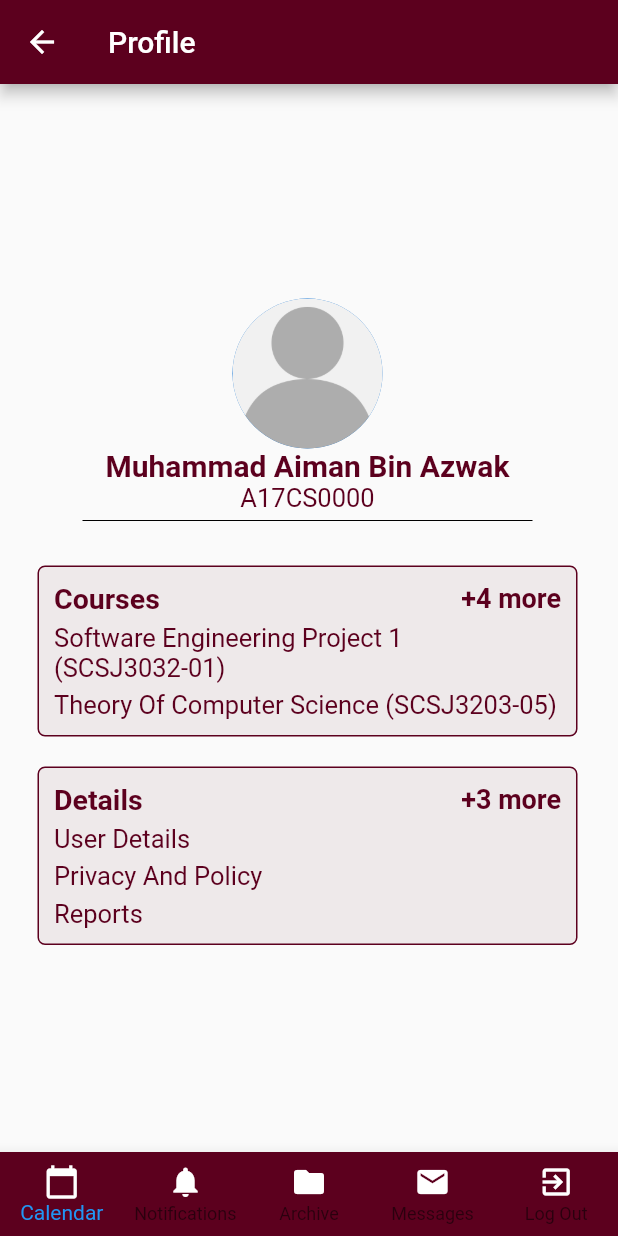
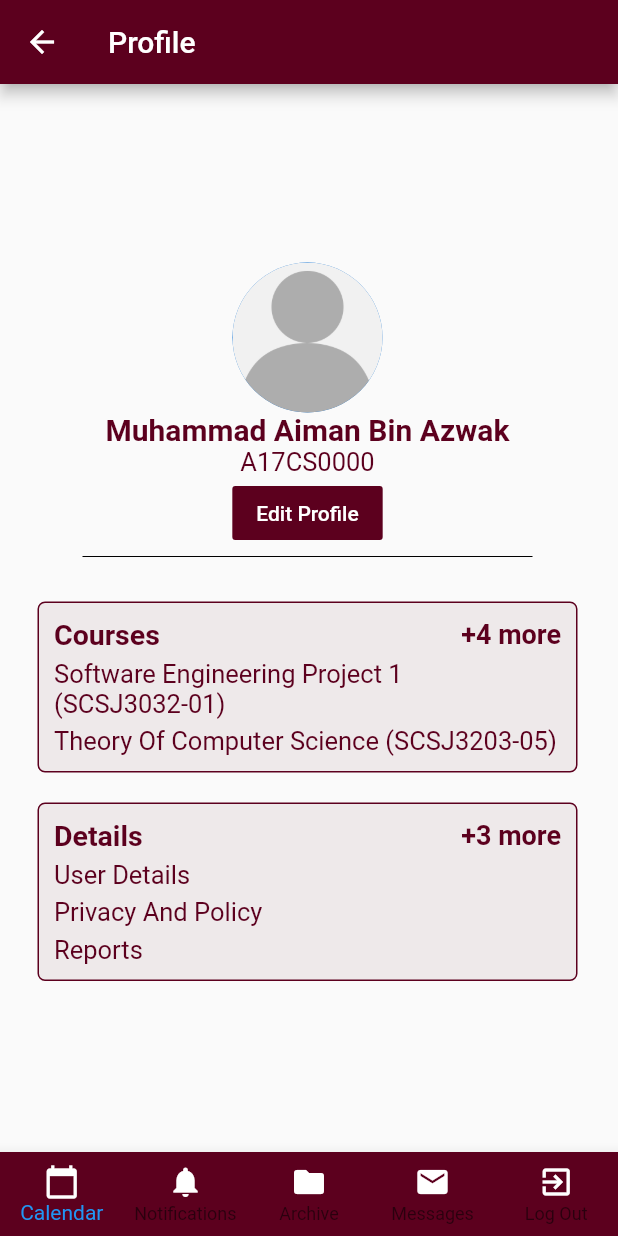
Before and after one commit to The-Brainiacs/elearning, a Flutter app: the ProfilePage screen opened directly, on a phone screen of 412 x 824 dp. Run offline on Flutter 3.47's test engine with Material 2 defaults, Android fonts, the light colour scheme and no system bars; our stand-ins replace percent_indicator; Roboto replaces fonts that are missing (Arial).

Commit message:
Update profile.dart

```diff
--- a/lib/ui/views/profile.dart
+++ b/lib/ui/views/profile.dart
@@ -1,5 +1,5 @@
 import 'package:flutter/material.dart';
-// import 'package:elearning_app/ui/views/login_page.dart';
+import 'package:elearning_app/ui/views/edit_profile.dart';
 
 
 class ProfilePage extends StatefulWidget {
@@ -12,6 +12,41 @@ class ProfilePage extends StatefulWidget {
 class _ProfilePageState extends State<ProfilePage> {
   @override
   Widget build(BuildContext context) {
+
+    final editProfileButton = FlatButton(
+      child: Text('Edit Profile'),
+      color: Color(0xff5c001e),
+      textColor: Colors.white,
+      onPressed: () {
+        Navigator.push(
+          context,
+          MaterialPageRoute(builder: (context) => EditProfilePage()),
+        );
+      }
+    );
+
+    final coursesContainer = Container( // Courses
+      width: 360,
+      padding: EdgeInsets.all(10.0),
+      margin: EdgeInsets.symmetric(
+        vertical: 10.0,
+        horizontal: 25.0,
+      ),
+      decoration: BoxDecoration(
+        color: Color(0xffEEE9EA),
+        border: Border.all(
+          color: Color(0xff5c001e),
+        ),
+        borderRadius: BorderRadius.all(
+          Radius.circular(5.0),
+        )
+      ),
+      child: Align(
+        alignment: Alignment.centerLeft,
+        child: buildStudentCourses(),
+      ),
+    );
+
     return Scaffold(
       appBar: AppBar(
         title: Text('Profile'),
@@ -20,18 +55,19 @@ class _ProfilePageState extends State<ProfilePage> {
         child: Column(
           mainAxisAlignment: MainAxisAlignment.center,
           children: <Widget>[
-            buildProfileInfoContainer(),
-            buildCoursesContainer(),
+            buildProfileInfoContainer(editProfileButton),
+            coursesContainer,
             buildDetailsContainer(),
           ]
-        )
+        ),
+
       ),
       bottomNavigationBar: buildBottomNav(),
     );
   }
 }
 
-Container buildProfileInfoContainer() {
+Container buildProfileInfoContainer(FlatButton editProfileButton) {
   return Container(
     width: 360,
     padding: EdgeInsets.all(10.0),
@@ -61,6 +97,7 @@ Container buildProfileInfoContainer() {
               color: Color(0xff5c001e),
             ),
           ),
+          editProfileButton,
           SizedBox(
             height: 10,
             width: 300,
@@ -70,30 +107,6 @@ Container buildProfileInfoContainer() {
           ),
         ],
       ),
-    ),
-  );
-}
-
-Container buildCoursesContainer() {
-  return Container( // Courses
-    width: 360,
-    padding: EdgeInsets.all(10.0),
-    margin: EdgeInsets.symmetric(
-      vertical: 10.0,
-      horizontal: 25.0,
-    ),
-    decoration: BoxDecoration(
-      color: Color(0xffEEE9EA),
-      border: Border.all(
-        color: Color(0xff5c001e),
-      ),
-      borderRadius: BorderRadius.all(
-        Radius.circular(5.0),
-      )
-    ),
-    child: Align(
-      alignment: Alignment.centerLeft,
-      child: buildStudentCourses(),
     ),
   );
 }
```
